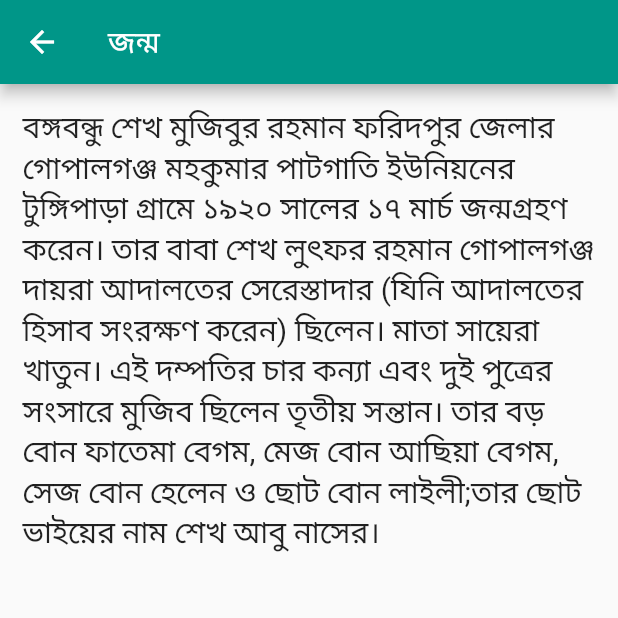
After one commit to imranlaskar/bijoy, a Flutter app: the BangoBandhuJiboni screen opened directly, after a tap on "জন্ম", on a phone screen of 412 x 824 dp, the top half of it. The commit adds this screen. Run offline on Flutter 3.47's test engine with Material 2 defaults, Android fonts, the light colour scheme and no system bars; our stand-ins replace carousel_slider, flutter_slider_drawer; statements that could not run were skipped.

Commit message:
১৯-০১-২২ 3rd

```diff
--- /dev/null
+++ b/lib/screen/bangobandhu_cornar/screen/bangobandhu_jiboni.dart
@@ -0,0 +1,101 @@
+import 'package:bijoy/screen/bangobandhu_cornar/bangobandhu_cornar.dart';
+import 'package:bijoy/screen/bangobandhu_cornar/screen/bangobandhu_jiboni_details.dart';
+import 'package:bijoy/utill/color.dart';
+import 'package:flutter/material.dart';
+
+class BangoBandhuJiboni extends StatefulWidget {
+  const BangoBandhuJiboni({Key? key}) : super(key: key);
+
+  @override
+  _BangoBandhuJiboniState createState() => _BangoBandhuJiboniState();
+}
+
+class _BangoBandhuJiboniState extends State<BangoBandhuJiboni> {
+  @override
+  Widget build(BuildContext context) {
+    return Scaffold(
+      appBar: AppBar(
+        backgroundColor: allColors.appColor,
+        title: Text("বঙ্গবন্ধুর জীবনী"),
+      ),
+      body: Column(
+        children: [
+          SizedBox(height: 10,),
+          Expanded(
+            child: ListView.builder(
+              itemCount: jiboniTitle.length,
+                itemBuilder: (context,index){
+                  return Padding(
+                    padding: const EdgeInsets.only(left: 28.0,right: 28,top: 4,bottom: 4),
+                    child: InkWell(
+                      onTap: (){
+                        Navigator.push(context,
+                            MaterialPageRoute(
+                                builder: (context)=>BangobandhuJiboniDetails(
+                                    titleText: jiboniTitle[index],
+                                    detailsText: jiboniDetiles[index]
+                                )
+                            ));
+                      },
+                      child: Container(
+                        decoration: BoxDecoration(
+                            color: allColors.appColor,
+                          borderRadius: BorderRadius.only(topLeft: Radius.circular(25),topRight: Radius.circular(25))
+                        ),
+                        height: 50,
+                        width: MediaQuery.of(context).size.width,
+                        child: Center(
+                          child: Text(jiboniTitle[index],
+                            style: TextStyle(
+                              color: Colors.white,
+                              fontSize: 20
+                            ),),
+                        ),
+                      ),
+                    ),
+                  );
+                }
+            ),
+          )
+        ],
+      ),
+    );
+  }
+}
+AllColors allColors = AllColors();
+List <String> jiboniTitle = [
+"জন্ম",
+  "শিক্ষা",
+  "বৈবাহিক জীবন ও সন্তান",
+  "রাজনৈতিক ও কর্ম জীবন",
+  "রাষ্ট্রভাষা আন্দোলন",
+  "৬ দফা",
+  "১১ দফা দাবি ও বঙ্গবন্ধু উপাধি",
+  "আগরতলা ষড়যন্ত্র মামলা",
+  "৬৯’র গণঅভ্যুত্থান",
+  "৭০’র নির্বাচন",
+  "৭ মার্চের ভাষণ",
+  "সরকার গঠন ও রাষ্ট্রপতি নির্বাচিত",
+  "গ্রেফতার ও মুক্তিযুদ্ধ",
+  "স্বদেশ প্রত্যাবর্তন",
+  "সরকার গঠন ও বাকশাল প্রতিষ্ঠা",
+  "মৃত্যু"
+];
+List <String> jiboniDetiles = [
+"বঙ্গবন্ধু শেখ মুজিবুর রহমান ফরিদপুর জেলার গোপালগঞ্জ মহকুমার পাটগাতি ইউনিয়নের টুঙ্গিপাড়া গ্রামে ১৯২০ সালের ১৭ মার্চ জন্মগ্রহণ করেন। তার বাবা শেখ লুৎফর রহমান গোপালগঞ্জ দায়রা আদালতের সেরেস্তাদার (যিনি আদালতের হিসাব সংরক্ষণ করেন) ছিলেন। মাতা সায়েরা খাতুন। এই দম্পতির চার কন্যা এবং দুই পুত্রের সংসারে মুজিব ছিলেন তৃতীয় সন্তান। তার বড় বোন ফাতেমা বেগম, মেজ বোন আছিয়া বেগম, সেজ বোন হেলেন ও ছোট বোন লাইলী;তার ছোট ভাইয়ের নাম শেখ আবু নাসের।",
+  '১৯২৭ সালে ৭ বছর বয়সে শেখ মুজিব গিমাডাঙ্গা প্রাথমিক বিদ্যালয়ে লেখাপড়া শুরু করেন। ৯ বছর বয়সে ১৯২৯ সালে গোপালগঞ্জ পাবলিক স্কুলে ভর্তি হন তিনি। এখানে ৫ বছর শিক্ষা জীবন শেষ করে ১৯৩৭ সালে গোপালগঞ্জ মাথুরানাথ ইনস্টিটিউট মিশন স্কুলে সপ্তম শ্রেনীতে ভর্তি হন মুজিব। চোখে জটিল রোগের কারণে সার্জারি কছিলেন তিনি। এ কারণে ১৯৩৪ থেকে ১৯৩৮ পর্যন্ত চার বছর তিনি বিদ্যালয়ের পাঠ চালিয়ে যেতে পারেন নি। ১৯৪১ সালে গোপালগঞ্জ মিশনারি স্কুল থেকে তিনি ম্যাট্রিক পাস করেন। ১৯৪৪ সালে কলকাতা ইসলামিয়া কলেজ থেকে এইচ.এস.সি এবং ১৯৪৬ সালে বি.এ পাশ করেন। ১৯৪৭ সালে কলকাতা ত্যাগ করে ঢাকা আগমন অতঃপর ঢাকা বিশ্ববিদ্যালয়ে "ল" ক্লাশে ভর্তি হন।',
+  "১৯৩৮ সালে ১৮ বছর বয়সে বেগম ফজিলাতুন্নেসার সাথে বিয়ে বন্ধনে আবদ্ধ হন শেখ মুজিবুর রহমান। তাদের ২ মেয়ে- শেখ হাসিনা ও শেখ রেহানা এবং তিন ছেলে- শেখ কামাল, শেখ জামাল ও শেখ রাসেল।",
+  "অল্পবয়স থেকেই তাঁর রাজনৈতিক প্রতিভার প্রকাশ ঘটতে থাকে। ১৯৪০ সালে তিনি নিখিল ভারত মুসলিম লীগের ছাত্র সংগঠন নিখিল ভারত মুসলিম ছাত্র ফেডারেশনে যোগ দেন। কট্টরপন্থী এই সংগঠন ছেড়ে ১৯৪৩ সালে যোগ দেন উদারপন্থী ও প্রগতিশীল সংগঠন বেঙ্গল মুসলিম লীগে। এখানেই সান্নিধ্যে আসেন হুসেইন শহীদ সোহরাওয়ার্দীর। ১৯৪৮ সালে ৪ জানুয়ারি 'পূর্ব পাকিস্তান মুসলিম ছাত্রলীগ' গঠন করেন। তিনিই ছিলেন এর অন্যতম প্রতিষ্ঠাতা । পঞ্চাশের দশক তাঁর রাজনৈতিক উত্থানের কাল। ধীরে ধীরে তিনি হয়ে উঠেন দূরদর্শীতা এক রাজনৈতিক নেতা। এসময় শেখ মুজিব “মুসলিম লীগ” ছেড়ে দেন এবং হোসেন সোহরাওয়ার্দী এবং মাওলানা ভাসানীর সাথে মিলে গঠন করেন “আওয়ামী মুসলিম লীগ”। তিনি দলের প্রথম যুগ্ম সাধারণ সম্পাদক নির্বাচিত হন। ১৯৫৩ সালে তিনি দলের সাধারণ সম্পাদকের দায়িত্ব পান। ১৯৫৪ সালের সাধারণ নির্বাচনে জয়ী হয়ে যুক্তফ্রন্ট সরকারের কৃষি মন্ত্রী হন মুজিব। ১৯৫৬ সালে কোয়ালিশন সরকারের মন্ত্রিসভায় শিল্প ও বাণিজ্য মন্ত্রণালয়ের দায়িত্ব পান তিনি। ১৯৬৩ সালে হোসেন সোহরাওয়ার্দীর মৃত্যুর পর আওয়ামী মুসলিম লীগের সভাপতি নির্বাচিত হন শেখ মুজিবুর রহমান।",
+  "ভাষা আন্দোলনের সময় রাজনৈতিক নেতা হিসেবে অত্যন্ত গুরুত্বপূর্ণ ভূমিকা পালন করেন শেখ মুজিবুর রহমান। ১৯৪৮ সালে ভাষার প্রশ্নে তাঁর নেতৃত্বেই প্রথম প্রতিবাদ এবং ছাত্র ধর্মঘট শুরু হয় যা চূড়ান্ত রূপ নেয় ১৯৫২ সালের ২১ ফেব্রুয়ারিতে। যার ফলসূতিতে বাঙালি জাতি আজ বাংলা ভাষায় কথা বলছেন।",
+  '১৯৬৬ সালের ৫ ফেব্রুয়ারি লাহোরে বিরোধী দলসমূহের একটি জাতীয় সম্মেলন অনুষ্ঠিত হয়। এ সম্মেলনেই শেখ মুজিব তার ঐতিহাসিক ছয় ৬ দাবী পেশ করেন যাতে পূর্ব পাকিস্তানের স্বায়ত্ত্বশাসনের পরিপূর্ণ রূপরেখা উল্লেখিত হয়েছিল। শেখ মুজিব এই দাবিকে "আমাদের বাঁচার দাবি" শিরোনামে প্রচার করেছিলেন। এ দাবি আদায়ে শেখ মুজিবের নেতৃত্বে আন্দোলন হয়েছিল।',
+  "১৯৬৯ সালের ২৩ ফেব্রুয়ারি ঢাকার রেসকোর্স ময়দানে কেন্দ্রীয় ছাত্র সংগ্রাম পরিষদের উদ্যোগে শেখ মুজিবুর রহমানকে গণসম্বর্ধনা দেওয়া হয়। সেখানেই উত্থাপিত হয় ১১ দফা দাবি যার মধ্যে ৬ দফার সবগুলো দফাই অন্তর্ভুক্ত ছিল। লাখো মানুষের এই জমায়েতে শেখ মুজিবুর রহমানকে ‘বঙ্গবন্ধু’ উপাধিতে ভূষিত করা হয়।",
+  "১৯৬৮ সালের প্রথমদিকে পাকিস্তান সরকার শেখ মুজিব এবং আরও ৩৪ জন বাঙালি সামরিক ও সিএসপি কর্মকর্তার বিরুদ্ধে একটি মামলা দায়ের করে যা ইতিহাসে আগরতলা ষড়যন্ত্র মামলা নামে সুপরিচিত। মামলায় উল্লেখ করা হয়েছিল শেখ মুজিবসহ এই কর্মকর্তারা ভারতের ত্রিপুরা অঙ্গরাজ্যের অন্তর্গত আগরতলা শহরে ভারত সরকারের সাথে এক বৈঠকে পাকিস্তানকে বিভক্ত করার ষড়যন্ত্রমূলক পরিকল্পনা তৈরি করেছে। এতে শেখ মুজিবকে এক নম্বর আসামী করা হয়।",
+  "১৯৬৯ সালের ৫ ডিসেম্বর আয়োজিত এক জনসভায় বঙ্গবন্ধু শেখ মুজিব পূর্ব বাংলার নামকরণ করেন ‘বাংলাদেশ’। তিনি বলেন, “একসময় এদেশের বুক হইতে, মানচিত্রের পৃষ্ঠা হইতে ‘বাংলা’ কথাটির সর্বশেষ চিহ্নটুকুও চিরতরে মুছিয়া ফেলার চেষ্টা করা হইয়াছে। একমাত্র ‘বঙ্গোপসাগর’ছাড়া আর কোন কিছুর নামের সঙ্গে ‘বাংলা’ কথাটির অস্তিত্ব খুঁজিয়া পাওয়া যায় নাই। জনগণের পক্ষ হইতে আমি ঘোষণা করিতেছি- আজ হইতে পাকিস্তানের পূর্বাঞ্চলীয় প্রদেশটির নাম পূর্ব পাকিস্তানের পরিবর্তে শুধুমাত্র বাংলাদেশ”। ",
+  "১৯৭০ সালের ৭ ডিসেম্বরে সাধারণ নির্বাচনে শেখ মুজিবুর রহমানের নেতৃত্বে আওয়ামী লীগ প্রাদেশিক আইনসভায় নিরঙ্কুশ সংখ্যাগরিষ্ঠতা অর্জন করে। আওয়ামী লীগ তৎকালীন পূর্ব পাকিস্তানে জাতীয় পরিষদের ১৬৯টি আসনের মধ্যে ১৬৭টি আসন এবং প্রাদেশিক পরিষদের ৩১০টি আসনের মধ্যে ৩০৫টি আসন লাভ করে। কিন্তু পশ্চিম পাকিস্তানি শাসকগোষ্ঠী মুজিবের স্বায়ত্বশাসনের নীতির পুরোপুরি বিপক্ষে ছিলো। আওয়ামী লীগের সরকার গঠন ঠেকাতে প্রেসিডেন্ট ইয়াহিয়া খান সংসদের অধিবেশন ডাকা নিয়ে টালবাহানা শুরু করেন। শেখ মুজিব তখনই বুঝে যান যে, পশ্চিম পাকিস্তানি শাসকদের দুঃশাসনের অবসান ঘটাতে লড়াইয়ের কোনো বিকল্প নেই।",
+  "১৯৭১ সালের ৭ই মার্চ রেসকোর্স ময়দানে এক ঐতিহাসিক ভাষণে বঙ্গবন্ধু শেখ মুজিবুর রহমান স্বাধীনতার ডাক দেন। রেসকোর্সের জনসমুদ্রে বঙ্গবন্ধু ঘোষণা করেন “এবারের সংগ্রাম আমাদের মুক্তির সংগ্রাম, এবারের সংগ্রাম স্বাধীনতার সংগ্রাম”। ঐতিহাসিক এ ভাষণে জাতির জনক বঙ্গবন্ধু বাঙালি জাতিকে শৃংখল মুক্তির আহ্বান জানিয়ে ঘোষণা করেন, “রক্ত যখন দিয়েছি, রক্ত আরো দেবো। এদেশের মানুষকে মুক্ত করে ছাড়বো ইনশাল্লাহ্।  প্রত্যেকে ঘরে ঘরে দূর্গ গড়ে তোলো। যার যা কিছু আছে তাই নিয়েই শত্রুর মোকাবিলা করতে হবে”।",
+  "১৯৭১ সালের ১৭ই এপ্রিল গণপ্রজাতন্ত্রী বাংলাদেশের প্রথম সরকার গঠিত হয় এবং শেখ মুজিবকে রাষ্ট্রপতি করা হয়। তাঁর অনুপস্থিতিতে অস্থায়ী রাষ্ট্রপতির দায়িত্ব পালন করেন সৈয়দ নজরুল ইসলাম। এ সরকারের অধীনেই গঠিত হয় মুক্তিবাহিনী এবং শুরু হয় পাক সেনাদের প্রতিহত করার পালা।",
+  "বঙ্গবন্ধুর ডাকে উত্তাল হয়ে ওঠে সারা বাংলা। মুজিবের নেতৃত্বে বাঙ্গালি জাতির এই জাগরণে ভীত ইয়াহিয়া খান সামরিক আইন জারি করেন, নিষিদ্ধ করেন আওয়ামী লীগকে এবং শেখ মুজিবকে গ্রেপ্তারের নির্দেশ দেন। এরপর ১৯৭১ সালের ২৫ মার্চরাতের অন্ধকারে নিরীহ নিরস্ত্র বাঙালির ওপর হায়েনার মতো ঝাঁপিয়ে পড়ে পাকিস্তানি সেনারা; শুরু করে অপারেশন সার্চলাইট নামে ইতিহাসের জঘন্যতম হত্যাকাণ্ড।অশীতিপর বৃদ্ধ থেকে কোলের শিশু- কেউ রক্ষা পায়না পাক হায়েনাদের নারকীয়তা থেকে। ১৯৭১ সালে ২৫ মার্চ পাক বাহিনী কতৃক ধানমন্ডিস্থ স্বীয় বাসভবন থেকে পাকিস্থান সামরিক বাহিনীর হাতে গ্রেফতার হন বঙ্গবন্ধ শেখ মুজিবুর রহমান। দীর্ঘ নয় মাসের রক্তক্ষয়ী লড়াইয়ের পর, ৩০ লক্ষ বাঙ্গালীর প্রাণের বিনিময়ে অবশেষে আসে বিজয়। ১৬ ডিসেম্বর সেই সোহরাওয়ার্দী উদ্যান যেখান থেকে স্বাধীনতা সংগ্রামের ডাক দিয়েছিলেন বঙ্গবন্ধু, সেখানেই বাংলাদেশ-ভারত মিত্রবাহিনীর কাছে আত্মসমর্পন করে পাকিস্তানী সেনাবাহিনী। পৃথিবীর মানচিত্রে জন্ম নেয় বাংলাদেশ নামের নতুন একটি দেশ।",
+  "১৯৭২ সালের ১০ জানুয়ারি বঙ্গবন্ধু ফিরে আসেন তাঁর প্রিয় মাতৃভূমি বাংলায়। দেশে ফিরেই যুদ্ধ বিধ্বস্ত দেশ পুনর্গঠনে ঝাঁপিয়ে পড়েন বঙ্গবন্ধু। মানবিক বিপর্যয় মোকাবিলায় আন্তর্জাতিক সাহায্যের আবেদন জানান তিনি। ",
+  "১২ জানুয়ারি বাংলাদেশ সরকারের প্রধানমন্ত্রীর দায়িত্ব গ্রহণ করেন তার শাসনামলে বিশ্বের ১০৪টি দেশ বাংলাদেশকে স্বীকৃতি প্রদান করে। তিনি বিশ্ব শান্তি পরিষদ প্রদত্ত জুলিও কুরি পদক লাভ করেন। তার নেতৃত্বে দেশে সংসদীয় পদ্ধতির সরকারের পরিবর্তে একদলীয় রাষ্ট্রপতি পদ্ধতির সরকার প্রতিষ্ঠিত হয়। এরই মধ্যে সক্রিয় হয়ে ওঠে স্বাধীনতাবিরোধী একটি চক্র। মুক্তিযুদ্ধের বিরোধীতাকারী দেশীয় ও আন্তর্জাতিক চক্রের প্রত্যক্ষ ইন্ধনে রাজনৈতিক অস্থিতশীলতা সৃষ্টি করতে উঠেপড়ে লাগে এই চক্রটি। এসময় বঙ্গবন্ধু বুঝতে পারেন, রাজনৈতিক স্থিতিশীলতা ছাড়া দেশের উন্নয়ন সম্ভব নয়। ১৯৭৪ সালে তিনি সকল রাজনৈতিক দলকে এক ছাতার নীচে আনতে প্রতিষ্ঠা করেন বাংলাদেশ কৃষক শ্রমিক আওয়ামী লীগ বা ‘বাকশাল'। একই সাথে অন্যান্য সকল রাজনৈতিক দলকে নিষিদ্ধ করা হয়। উল্লেখ্য, প্রথম যে দলটি নিষিদ্ধ করা হয় তার নাম বাংলাদেশ আওয়ামী লীগ। এটা শেখ মুজিবুর রহমানের নিজের দল ।",
+  "১৯৭৫ সালের ১৫ আগস্ট মধ্যরাতে একদল বিপথগামী সেনা কর্মকর্তা হত্যা করে বঙ্গবন্ধু শেখ মুজিবর রহমানকে এবং তাঁর পরিবারের সদস্যদের। কেবল তাঁর দুই মেয়ে শেখ হাসিনা ও শেখ রেহানা সেই সময়ে দেশের বাইরে থাকায় বেঁচে যান। সদ্য স্বাধীন হওয়া বাঙালি জাতির জীবনে এক অপূরণীয় ক্ষতি নিয়ে আসে এই জঘন্য হত্যাকাণ্ড। দেশে তৈরি হয় রাজনৈতিক শূণ্যতা, ব্যাহত হয় গণতান্ত্রিক উন্নয়নের ধারা। বঙ্গবন্ধুকে হত্যা করে বাঙালি জাতির যে ক্ষতি হয়েছে তা কখনো পূরণীয় নয়। "
+];
--- /dev/null
+++ b/lib/screen/bangobandhu_cornar/screen/bangobandhu_jiboni_details.dart
@@ -0,0 +1,42 @@
+import 'package:bijoy/utill/color.dart';
+import 'package:flutter/material.dart';
+
+class BangobandhuJiboniDetails extends StatefulWidget {
+  String titleText;
+  String detailsText;
+   BangobandhuJiboniDetails({Key? key,
+     required this.titleText,
+     required this.detailsText
+   }) : super(key: key);
+
+  @override
+  _BangobandhuJiboniDetailsState createState() => _BangobandhuJiboniDetailsState();
+}
+
+class _BangobandhuJiboniDetailsState extends State<BangobandhuJiboniDetails> {
+  @override
+  Widget build(BuildContext context) {
+    return Scaffold(
+      appBar: AppBar(
+        backgroundColor: allColors.appColor,
+        title: Text(widget.titleText),
+      ),
+      body: SingleChildScrollView(
+        scrollDirection: Axis.vertical,
+        child: Column(
+          children: [
+            Padding(
+              padding: const EdgeInsets.all(15.0),
+              child: Text(widget.detailsText,
+                style: TextStyle(
+                  fontSize: 20,
+                ),
+              ),
+            ),
+          ],
+        ),
+      ),
+    );
+  }
+}
+AllColors allColors = AllColors();
```
Also changed, not shown: lib/screen/bangobandhu_cornar/bangobandhu_cornar.dart (+13 -5 lines), lib/screen/bangobandhu_cornar/screen/Bongobandhu_LargeImage.dart (added, +22 -0 lines), lib/screen/bangobandhu_cornar/screen/photo_gallary.dart (added, +64 -0 lines).
